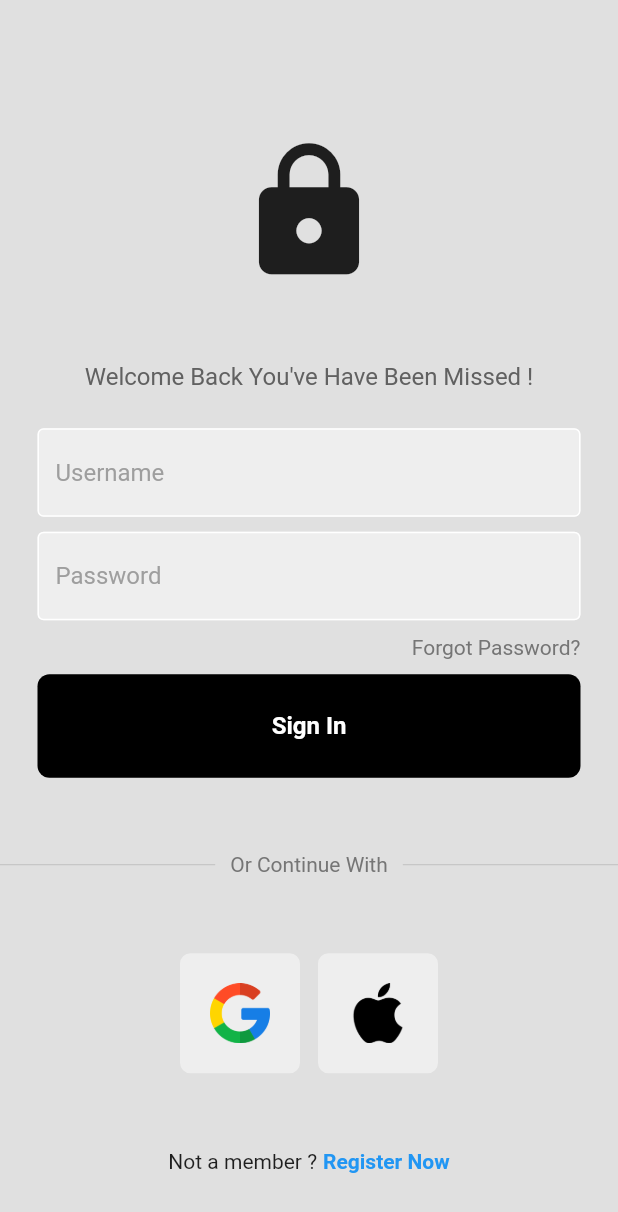
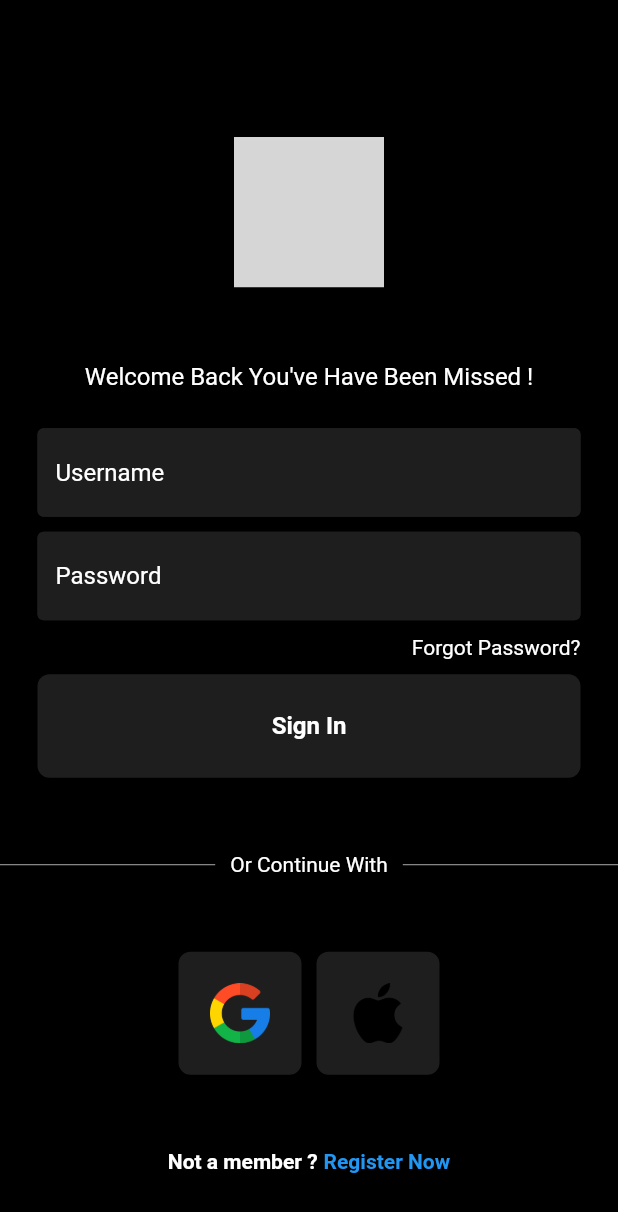
Before and after one commit to darshmashru/ChatPaLM, a Flutter app: the LoginPage screen opened directly with empty values, on a phone screen of 412 x 824 dp. Shown: the top 1212 px of the screen. Run offline on Flutter 3.47's test engine with Material 2 defaults, Android fonts, the light colour scheme and no system bars; our stand-ins replace firebase_auth, firebase_core, flutter_dotenv, flutter_svg, google_nav_bar, google_sign_in; missing offline and left inert: google_generative_language_api; accounts and stored records are empty; grey boxes are pictures that could not be loaded.

Commit message:
UI/Front End Rework for the Whole App From The ground Up
changed the ui for the login page , the ui for the home page , made in a dark theme , fixed the input for the name on the home page

```diff
--- a/lib/Components/button.dart
+++ b/lib/Components/button.dart
@@ -13,12 +13,15 @@ class MyButton extends StatelessWidget {
         padding: const EdgeInsets.all(25),
         margin: const EdgeInsets.symmetric(horizontal: 25),
         decoration: BoxDecoration(
-            color: Colors.black, borderRadius: BorderRadius.circular(8)),
+            color: Color.fromRGBO(30, 30, 30, 1),
+            borderRadius: BorderRadius.circular(8)),
         child: Center(
             child: Text(
           text,
           style: const TextStyle(
-              color: Colors.white, fontSize: 16, fontWeight: FontWeight.bold),
+              color: Color(0xFFFFFFFF),
+              fontSize: 16,
+              fontWeight: FontWeight.bold),
         )),
       ),
     );
--- a/lib/Components/squaretile.dart
+++ b/lib/Components/squaretile.dart
@@ -11,8 +11,8 @@ class Squaretile extends StatelessWidget {
       child: Container(
         padding: EdgeInsets.all(20),
         decoration: BoxDecoration(
-          color: Colors.grey[200],
-          border: Border.all(color: Colors.grey[300]!),
+          color: Color.fromRGBO(30, 30, 30, 1),
+          border: Border.all(color: Color.fromRGBO(30, 30, 30, 1)),
           borderRadius: BorderRadius.circular(8),
         ),
         child: Image.asset(
--- a/lib/Components/textfield.dart
+++ b/lib/Components/textfield.dart
@@ -17,23 +17,26 @@ class MyTextField extends StatelessWidget {
     return Padding(
       padding: const EdgeInsets.symmetric(horizontal: 25.0),
       child: TextField(
+        style: TextStyle(color: Colors.white),
         controller: controller,
         obscureText: obscureText,
         decoration: InputDecoration(
           enabledBorder: OutlineInputBorder(
             borderSide: BorderSide(
-              color: Colors.white,
+              color: Color.fromRGBO(30, 30, 30, 1),
             ),
           ),
           focusedBorder: OutlineInputBorder(
             borderSide: BorderSide(
-              color: Colors.grey.shade400,
+              color: Color.fromRGBO(30, 30, 30, 1),
             ),
           ),
-          fillColor: Colors.grey.shade200,
+          fillColor: Color.fromRGBO(30, 30, 30, 1),
           filled: true,
           hintText: hintText,
-          hintStyle: TextStyle(color: Colors.grey[500]),
+          hintStyle: TextStyle(
+            color: Colors.white, // Set the text color to white
+          ),
         ),
       ),
     );
--- a/lib/screens/login_page.dart
+++ b/lib/screens/login_page.dart
@@ -4,6 +4,7 @@ import "package:ChatPaLM/Components/textfield.dart";
 import "package:ChatPaLM/services/auth_service.dart";
 import "package:firebase_auth/firebase_auth.dart";
 import "package:flutter/material.dart";
+import 'package:flutter_svg/flutter_svg.dart';
 
 class LoginPage extends StatefulWidget {
   final Function? onTap;
@@ -55,7 +56,7 @@ class _LoginPageState extends State<LoginPage> {
   @override
   Widget build(BuildContext context) {
     return Scaffold(
-        backgroundColor: Colors.grey[300],
+        backgroundColor: Colors.black,
         body: SafeArea(
             child: Center(
           child: SingleChildScrollView(
@@ -65,9 +66,10 @@ class _LoginPageState extends State<LoginPage> {
                 const SizedBox(
                   height: 50,
                 ),
-                const Icon(
-                  Icons.lock,
-                  size: 100,
+                SvgPicture.asset(
+                  'lib/assets/logos/PaLM_logo.svg',
+                  width: 100,
+                  height: 100,
                 ),
                 const SizedBox(
                   height: 50,
@@ -75,7 +77,7 @@ class _LoginPageState extends State<LoginPage> {
                 Text(
                   "Welcome Back You've Have Been Missed !",
                   style: TextStyle(
-                    color: Colors.grey[700],
+                    color: Colors.white,
                     fontSize: 16,
                   ),
                 ),
@@ -105,7 +107,7 @@ class _LoginPageState extends State<LoginPage> {
                     children: [
                       Text(
                         "Forgot Password?",
-                        style: TextStyle(color: Colors.grey[600]),
+                        style: TextStyle(color: Colors.white),
                       )
                     ],
                   ),
@@ -127,7 +129,7 @@ class _LoginPageState extends State<LoginPage> {
                     Padding(
                       padding: const EdgeInsets.symmetric(horizontal: 10.0),
                       child: Text('Or Continue With',
-                          style: TextStyle(color: Colors.grey[600])),
+                          style: TextStyle(color: Colors.white)),
                     ),
                     Expanded(
                       child: Divider(
@@ -156,7 +158,13 @@ class _LoginPageState extends State<LoginPage> {
                 Row(
                   mainAxisAlignment: MainAxisAlignment.center,
                   children: [
-                    const Text("Not a member ?"),
+                    const Text(
+                      "Not a member ?",
+                      style: TextStyle(
+                        color: Colors.white,
+                        fontWeight: FontWeight.bold,
+                      ),
+                    ),
                     const SizedBox(width: 4),
                     GestureDetector(
                       onTap: widget.onTap as void Function()?,
--- a/pubspec.yaml
+++ b/pubspec.yaml
@@ -30,6 +30,7 @@ environment:
 dependencies:
   flutter:
     sdk: flutter
+  flutter_svg: ^0.22.0
 
   # The following adds the Cupertino Icons font to your application.
   # Use with the CupertinoIcons class for iOS style icons.
@@ -40,6 +41,7 @@ dependencies:
   google_generative_language_api: ^0.2.1
   http: ^1.1.0
   flutter_dotenv: ^5.1.0
+  google_nav_bar: ^5.0.6
 
 dev_dependencies:
   flutter_test:
@@ -65,7 +67,7 @@ flutter:
   # To add assets to your application, add an assets section, like this:
   assets:
     - lib/assets/images/
-#    - lib/assets/logos/PaLM_logo.png
+    - lib/assets/logos/PaLM_logo.svg
     - lib/assets/logos/
     - .env
   #   - images/a_dot_ham.jpeg
```
Also changed, not shown: lib/screens/home_page.dart (+80 -31 lines), lib/widgets/api_integration_widget.dart (+67 -27 lines), lib/widgets/custom_bottom_nav_bar.dart (+13 -6 lines), pubspec.lock, 1 other file.
